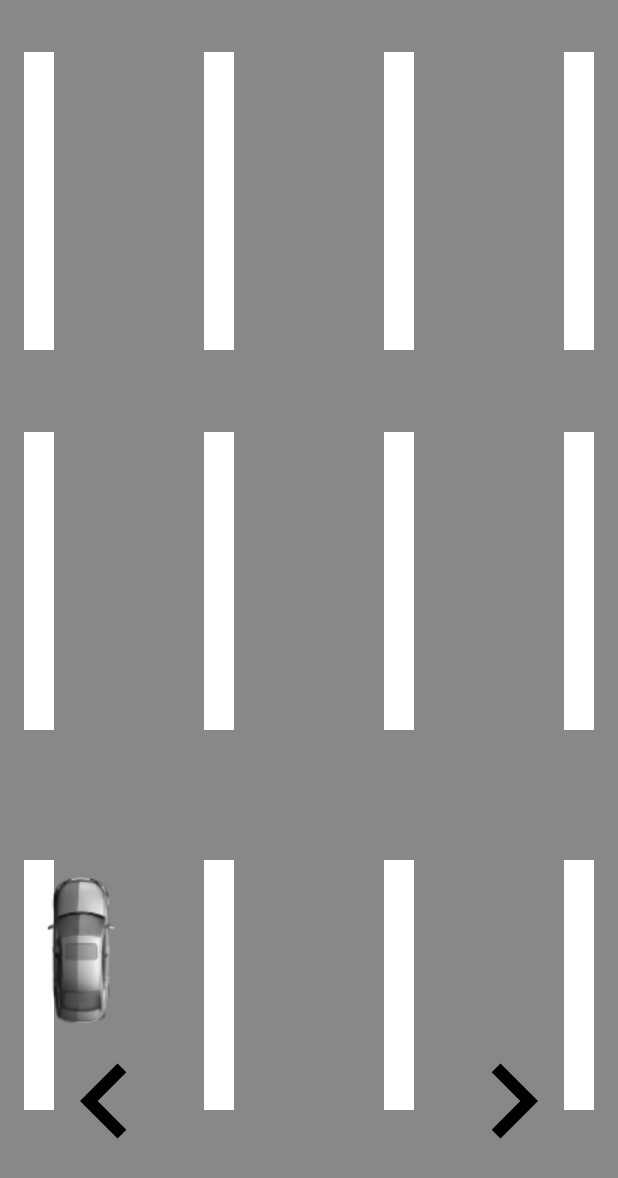
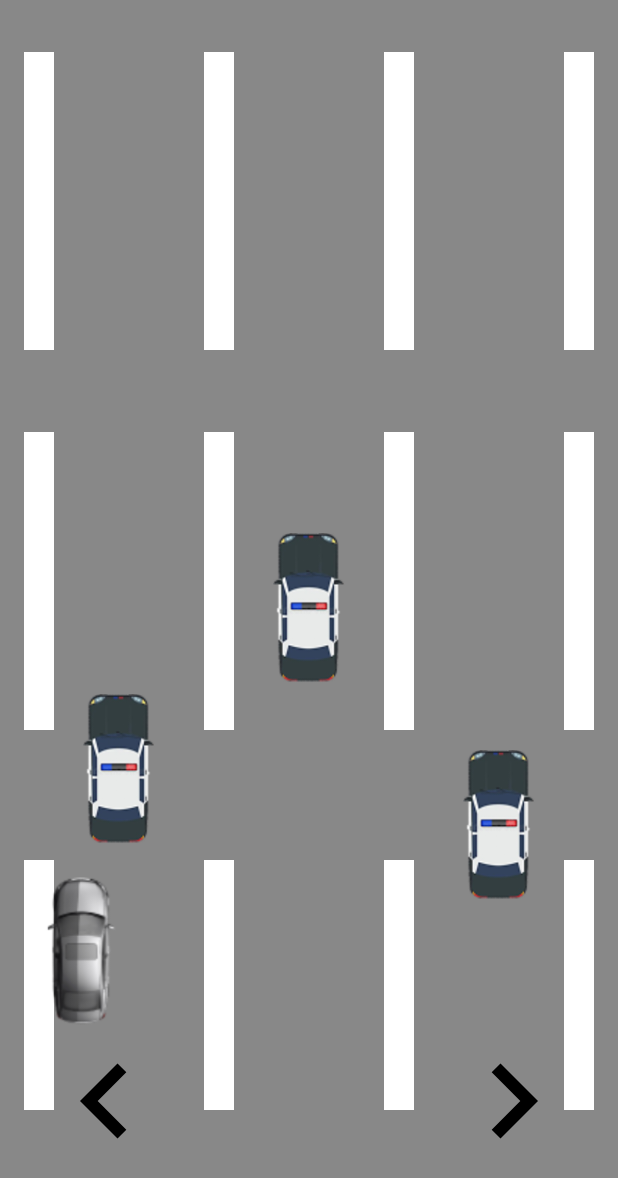
Before and after one commit to CrypeDJ/CarGame, an Android app built with Jetpack Compose: the screen it shows after launch (MainActivity), on a phone screen of 412 x 824 dp. Shown: the top 1178 px of the screen. Run offline under Robolectric (Android 15) with nearby library versions, the phone set to English and light mode, and no system bars.

Commit message:
Add Police Car

```diff
--- a/app/src/main/java/com/crype/cargame/presentation/components/CarControl.kt
+++ b/app/src/main/java/com/crype/cargame/presentation/components/main_car/CarControl.kt
@@ -1,4 +1,4 @@
-package com.crype.cargame.presentation.components
+package com.crype.cargame.presentation.components.main_car
 
 import androidx.compose.foundation.interaction.MutableInteractionSource
 import androidx.compose.foundation.layout.Arrangement
--- a/app/src/main/java/com/crype/cargame/presentation/components/ControlButton.kt
+++ b/app/src/main/java/com/crype/cargame/presentation/components/main_car/ControlButton.kt
@@ -1,4 +1,4 @@
-package com.crype.cargame.presentation.components
+package com.crype.cargame.presentation.components.main_car
 
 import androidx.compose.foundation.interaction.MutableInteractionSource
 import androidx.compose.foundation.layout.size
--- a/app/src/main/java/com/crype/cargame/presentation/components/MainCar.kt
+++ b/app/src/main/java/com/crype/cargame/presentation/components/main_car/MainCar.kt
@@ -1,4 +1,4 @@
-package com.crype.cargame.presentation.components
+package com.crype.cargame.presentation.components.main_car
 
 import androidx.compose.foundation.Image
 import androidx.compose.foundation.layout.Box
--- /dev/null
+++ b/app/src/main/java/com/crype/cargame/presentation/components/police_car/PoliceCar.kt
@@ -0,0 +1,77 @@
+package com.crype.cargame.presentation.components.police_car
+
+import androidx.compose.animation.core.LinearEasing
+import androidx.compose.animation.core.RepeatMode
+import androidx.compose.animation.core.StartOffset
+import androidx.compose.animation.core.StartOffsetType
+import androidx.compose.animation.core.animateFloat
+import androidx.compose.animation.core.infiniteRepeatable
+import androidx.compose.animation.core.rememberInfiniteTransition
+import androidx.compose.animation.core.tween
+import androidx.compose.foundation.Image
+import androidx.compose.foundation.layout.Box
+import androidx.compose.foundation.layout.fillMaxHeight
+import androidx.compose.foundation.layout.height
+import androidx.compose.foundation.layout.offset
+import androidx.compose.runtime.Composable
+import androidx.compose.runtime.getValue
+import androidx.compose.runtime.mutableStateOf
+import androidx.compose.runtime.remember
+import androidx.compose.runtime.setValue
+import androidx.compose.ui.Modifier
+import androidx.compose.ui.layout.ContentScale
+import androidx.compose.ui.layout.onSizeChanged
+import androidx.compose.ui.res.painterResource
+import androidx.compose.ui.unit.IntOffset
+import androidx.compose.ui.unit.dp
+import com.crype.cargame.R
+import kotlin.math.roundToInt
+
+@Composable
+fun PoliceCar(
+    durationMillis: Int,
+    delay: Int,
+) {
+    var roadHeight by remember {
+        mutableStateOf(0)
+    }
+    var carHeight by remember {
+        mutableStateOf(0)
+    }
+    val infiniteTransition = rememberInfiniteTransition(label = "")
+    val offsetY by infiniteTransition.animateFloat(
+        initialValue = -carHeight.toFloat(),
+        targetValue = (roadHeight + carHeight * 2).toFloat(),
+        animationSpec = infiniteRepeatable(
+            animation = tween(
+                durationMillis = durationMillis,
+                delayMillis = delay,
+                easing = LinearEasing
+            ),
+            repeatMode = RepeatMode.Restart,
+            initialStartOffset = StartOffset(roadHeight / 2, StartOffsetType.Delay)
+        ),
+        label = ""
+    )
+    Box(
+        modifier = Modifier
+            .fillMaxHeight()
+            .onSizeChanged { size ->
+                roadHeight = size.height
+            },
+    ) {
+        Image(
+            painter = painterResource(id = R.drawable.car_police),
+            contentDescription = "",
+            contentScale = ContentScale.FillHeight,
+            modifier = Modifier
+                .height(100.dp)
+                .offset {
+                    IntOffset(0, offsetY.roundToInt())
+                }
+                .onSizeChanged { size ->
+                    carHeight = size.height
+                }
+        )
+    }
+}
--- a/app/src/main/java/com/crype/cargame/presentation/components/Road.kt
+++ b/app/src/main/java/com/crype/cargame/presentation/components/road/Road.kt
@@ -1,4 +1,4 @@
-package com.crype.cargame.presentation.components
+package com.crype.cargame.presentation.components.road
 
 import androidx.compose.foundation.background
 import androidx.compose.foundation.layout.Arrangement
--- a/app/src/main/java/com/crype/cargame/presentation/components/RoadLine.kt
+++ b/app/src/main/java/com/crype/cargame/presentation/components/road/RoadLine.kt
@@ -1,4 +1,4 @@
-package com.crype.cargame.presentation.components
+package com.crype.cargame.presentation.components.road
 
 import androidx.compose.animation.core.LinearEasing
 import androidx.compose.animation.core.animateFloat
@@ -11,11 +11,11 @@ import androidx.compose.foundation.layout.padding
 import androidx.compose.runtime.Composable
 import androidx.compose.runtime.getValue
 import androidx.compose.ui.Modifier
+import androidx.compose.ui.geometry.Offset
+import androidx.compose.ui.geometry.Size
 import androidx.compose.ui.graphics.Color
 import androidx.compose.ui.unit.dp
 import kotlin.math.ceil
-import androidx.compose.ui.geometry.Offset
-import androidx.compose.ui.geometry.Size
 
 @Composable
 fun RoadLine(
@@ -47,8 +47,8 @@ fun RoadLine(
         if (offsetY > stripeSpacing) {
             drawRect(
                 color = Color.White,
-                topLeft = androidx.compose.ui.geometry.Offset(stripeXStart, 0f),
-                size = androidx.compose.ui.geometry.Size(stripeWidth, topRectHeight)
+                topLeft = Offset(stripeXStart, 0f),
+                size = Size(stripeWidth, topRectHeight)
             )
         }
         for (i in 0 until stripeCount) {
--- a/app/src/main/java/com/crype/cargame/presentation/screen/GameScreen.kt
+++ b/app/src/main/java/com/crype/cargame/presentation/screen/GameScreen.kt
@@ -5,8 +5,10 @@ import androidx.compose.foundation.interaction.collectIsPressedAsState
 import androidx.compose.foundation.layout.Arrangement
 import androidx.compose.foundation.layout.Column
 import androidx.compose.foundation.layout.PaddingValues
+import androidx.compose.foundation.layout.Row
 import androidx.compose.foundation.layout.Spacer
 import androidx.compose.foundation.layout.fillMaxSize
+import androidx.compose.foundation.layout.fillMaxWidth
 import androidx.compose.foundation.layout.padding
 import androidx.compose.runtime.Composable
 import androidx.compose.runtime.getValue
@@ -14,17 +16,41 @@ import androidx.compose.runtime.remember
 import androidx.compose.ui.Modifier
 import androidx.compose.ui.tooling.preview.Preview
 import androidx.compose.ui.unit.dp
-import com.crype.cargame.presentation.components.CarControl
-import com.crype.cargame.presentation.components.MainCar
-import com.crype.cargame.presentation.components.Road
+import androidx.lifecycle.viewmodel.compose.viewModel
+import com.crype.cargame.presentation.components.main_car.CarControl
+import com.crype.cargame.presentation.components.main_car.MainCar
+import com.crype.cargame.presentation.components.police_car.PoliceCar
+import com.crype.cargame.presentation.components.road.Road
+import com.crype.cargame.presentation.viewmodel.PoliceCarViewModel
 
 @Composable
-fun GameScreen() {
+fun GameScreen(
+    policeCarViewModel: PoliceCarViewModel = viewModel()
+) {
     val rightInteractionSource = remember { MutableInteractionSource() }
     val rightPressed by rightInteractionSource.collectIsPressedAsState()
     val leftInteractionSource = remember { MutableInteractionSource() }
     val leftPressed by leftInteractionSource.collectIsPressedAsState()
     Road()
+    Row(
+        horizontalArrangement = Arrangement.SpaceBetween,
+        modifier = Modifier
+            .padding(horizontal = 55.dp)
+            .fillMaxWidth()
+    ) {
+        for (i in 1..3) {
+            PoliceCar(
+                durationMillis = policeCarViewModel.delayOrDuration(
+                    minValue = 7000,
+                    maxValue = 15000
+                ),
+                delay = policeCarViewModel.delayOrDuration(
+                    minValue = 0,
+                    maxValue = 5000,
+                )
+            )
+        }
+    }
     Column(
         verticalArrangement = Arrangement.Bottom,
         modifier = Modifier
--- /dev/null
+++ b/app/src/main/java/com/crype/cargame/presentation/viewmodel/PoliceCarViewModel.kt
@@ -0,0 +1,15 @@
+package com.crype.cargame.presentation.viewmodel
+
+import androidx.lifecycle.ViewModel
+import kotlin.random.Random
+import kotlin.random.nextInt
+
+class PoliceCarViewModel : ViewModel() {
+
+    fun delayOrDuration(
+        minValue: Int,
+        maxValue: Int
+    ): Int {
+        return Random.nextInt(minValue..maxValue)
+    }
+}
```
Also changed, not shown: app/src/main/res/drawable/car_police.png (added), app/src/main/res/drawable/police_car.png (deleted).
